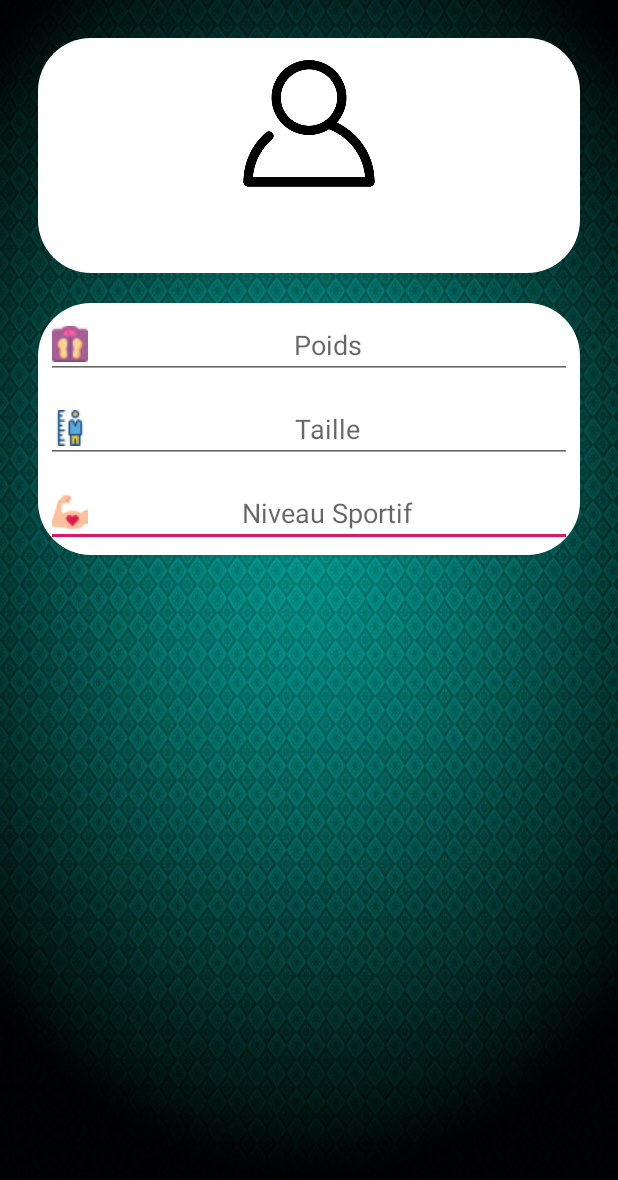
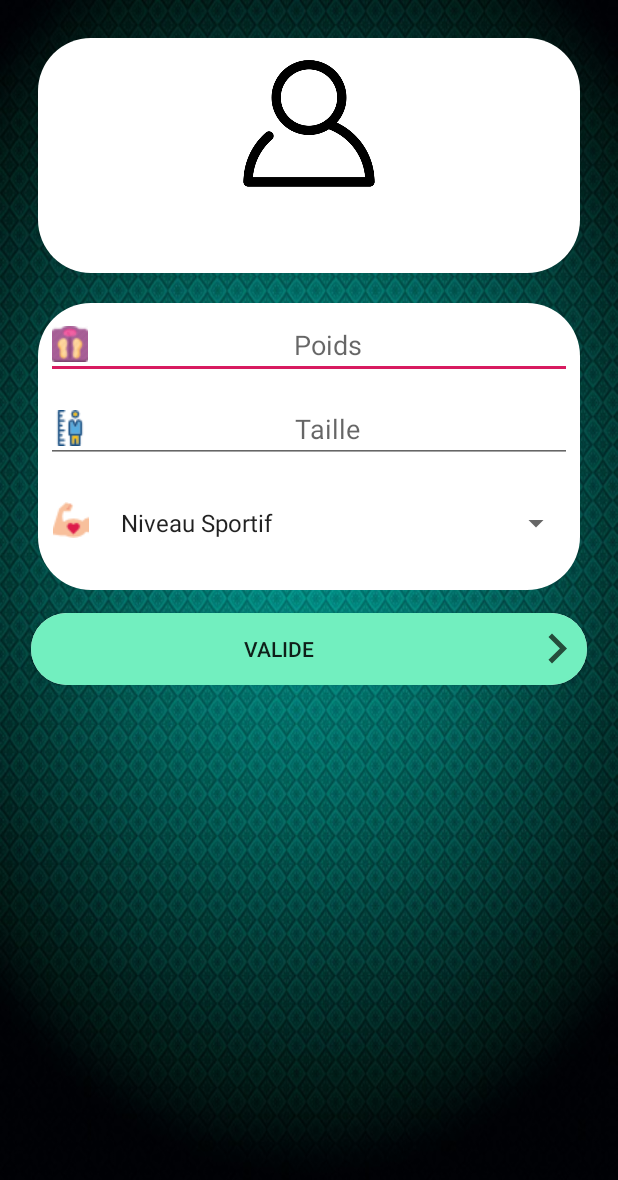
Before and after one commit to MouhadEss/GetFit, an Android app: the FormulaireActivity screen opened directly, with no data from a screen before it, on a phone screen of 412 x 824 dp. Shown: the top 1180 px of the screen. Run offline under Robolectric (Android 15) with nearby library versions, the phone set to English and light mode, and no system bars; our stand-ins replace Picasso; pictures from the network do not load; 1 statement that could not run was skipped.

Commit message:
formulaire03

```diff
--- a/app/src/main/AndroidManifest.xml
+++ b/app/src/main/AndroidManifest.xml
@@ -35,11 +35,15 @@
         <activity android:name=".MainActivity">
             <intent-filter>
                 <action android:name="android.intent.action.MAIN"/>
-
                 <category android:name="android.intent.category.LAUNCHER"/>
             </intent-filter>
         </activity>
         <activity android:name=".FormulaireActivity">
+
+        </activity>
+        <activity android:name=".FatActivity">
+        </activity>
+        <activity android:name=".NormalActivity">
         </activity>
     </application>
 
--- a/app/src/main/java/com/example/mouhadessabbane/getfit/FormulaireActivity.kt
+++ b/app/src/main/java/com/example/mouhadessabbane/getfit/FormulaireActivity.kt
@@ -1,5 +1,6 @@
 package com.example.mouhadessabbane.getfit
 
+import android.content.Intent
 import android.support.v7.app.AppCompatActivity
 import android.os.Bundle
 import android.util.Log
@@ -8,6 +9,8 @@ import com.squareup.picasso.Picasso
 import kotlinx.android.synthetic.main.activity_formulaire.*
 import android.graphics.BitmapFactory
 import android.graphics.Bitmap
+import android.view.View
+import android.widget.ArrayAdapter
 import android.widget.Toast
 import java.io.BufferedInputStream
 import java.io.ByteArrayInputStream
@@ -33,6 +36,9 @@ class FormulaireActivity : AppCompatActivity() {
         url=intent.getStringExtra("loginUser")
         loadImageFromURL(url)
         Toast.makeText(this,"connection réussite Mr/Mme:$n",Toast.LENGTH_SHORT).show()
+        var sportivite= arrayOf("Niveau Sportif","Paresseux","Normal","Actif")
+        var adapteurList= ArrayAdapter<String>(this,android.R.layout.simple_list_item_1,sportivite)
+        spinner.adapter=adapteurList
 
 
     }
@@ -52,5 +58,12 @@ class FormulaireActivity : AppCompatActivity() {
 
     }
 
+    fun onClick(view:View){
+    var i =Intent(this,FatActivity::class.java)
+        startActivity(i)
+
+
+    }
+
 
 }
--- /dev/null
+++ b/app/src/main/res/drawable/btn_lay.xml
@@ -0,0 +1,5 @@
+<?xml version="1.0" encoding="utf-8"?>
+<shape android:shape="rectangle" xmlns:android="http://schemas.android.com/apk/res/android">
+<corners android:radius="35dp"/>
+    <solid android:color="#72efbf"/>
+</shape>
--- /dev/null
+++ b/app/src/main/res/drawable/btn_lay01.xml
@@ -0,0 +1,5 @@
+<?xml version="1.0" encoding="utf-8"?>
+<shape android:shape="rectangle" xmlns:android="http://schemas.android.com/apk/res/android">
+    <corners android:radius="35dp"/>
+    <solid android:color="#be2028"/>
+</shape>
--- /dev/null
+++ b/app/src/main/res/drawable/ic_btn_valid.xml
@@ -0,0 +1,5 @@
+<vector android:alpha="0.77" android:height="40dp"
+    android:tint="#0D1C14" android:viewportHeight="24.0"
+    android:viewportWidth="24.0" android:width="40dp" xmlns:android="http://schemas.android.com/apk/res/android">
+    <path android:fillColor="#FF000000" android:pathData="M8.59,16.34l4.58,-4.59 -4.58,-4.59L10,5.75l6,6 -6,6z"/>
+</vector>
--- a/app/src/main/res/layout/activity_formulaire.xml
+++ b/app/src/main/res/layout/activity_formulaire.xml
@@ -56,6 +56,7 @@
             <EditText android:layout_width="fill_parent"
                       android:layout_height="wrap_content"
                       android:layout_margin="5dp"
+                      android:id="@+id/poids"
                       android:hint="Poids"
                       android:gravity="center"
                       android:drawableStart="@drawable/weight"
@@ -66,22 +67,54 @@
             <EditText android:layout_width="fill_parent"
                       android:layout_height="wrap_content"
                       android:layout_margin="5dp"
+                      android:id="@+id/tailles"
                       android:hint="Taille"
                       android:drawableStart="@drawable/height"
                       android:inputType="number"
                       android:gravity="center"
                       android:layout_gravity="center"
             />
-            <EditText android:layout_width="fill_parent"
+            <LinearLayout android:layout_width="match_parent"
+                          android:layout_height="wrap_content"
+                          android:orientation="horizontal"
+                          android:layout_marginBottom="15dp"
+                          android:layout_marginTop="5dp"
+            >
+                <ImageView android:layout_width="wrap_content"
+                           android:layout_height="wrap_content"
+                           android:background="@drawable/exercise"
+                           android:layout_marginTop="15dp"
+                           android:layout_marginLeft="10dp"
+                           android:id="@+id/iconn"
+                />
+            <Spinner android:layout_width="fill_parent"
                       android:layout_height="wrap_content"
                       android:layout_margin="5dp"
                       android:hint="Niveau Sportif"
+                      android:foregroundGravity="center"
+                      android:id="@+id/spinner"
                       android:gravity="center"
-                      android:drawableStart="@drawable/exercise"
                       android:layout_gravity="center"
 
             />
+            </LinearLayout>
         </LinearLayout>
+        <FrameLayout android:layout_width="match_parent"
+                      android:layout_height="wrap_content"
+                      android:orientation="vertical"
+                      android:layout_margin="5dp"
+                      android:background="@drawable/background_lay"
+        >
+            <Button android:layout_width="match_parent"
+                    android:layout_height="wrap_content"
+                    android:background="@drawable/btn_lay"
+                    android:drawableRight="@drawable/ic_btn_valid"
+                    android:text="Valide"
+                    android:onClick="onClick"
+                    android:gravity="center"
+            />
+
+        </FrameLayout>
 
 
 
```
Also changed, not shown: app/src/main/java/com/example/mouhadessabbane/getfit/FatActivity.kt (added, +12 -0 lines), app/src/main/java/com/example/mouhadessabbane/getfit/MainActivity.kt (+18 -0 lines), app/src/main/java/com/example/mouhadessabbane/getfit/NormalActivity.kt (added, +12 -0 lines), app/src/main/res/layout/activity_fat.xml (added, +30 -0 lines), app/src/main/res/layout/activity_normal.xml (added, +28 -0 lines), app/src/main/res/drawable/fat03.jpg (added), app/src/main/res/drawable/normal.jpg (added).
